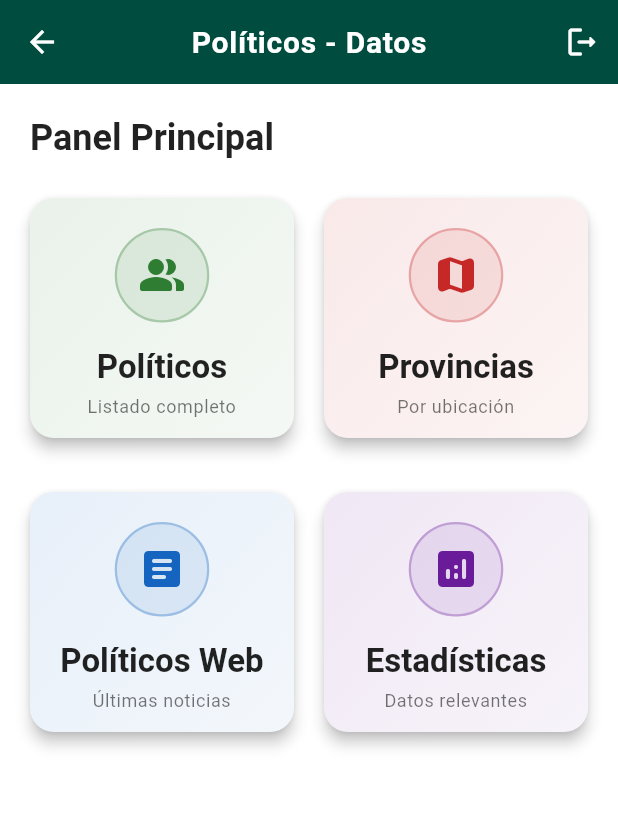
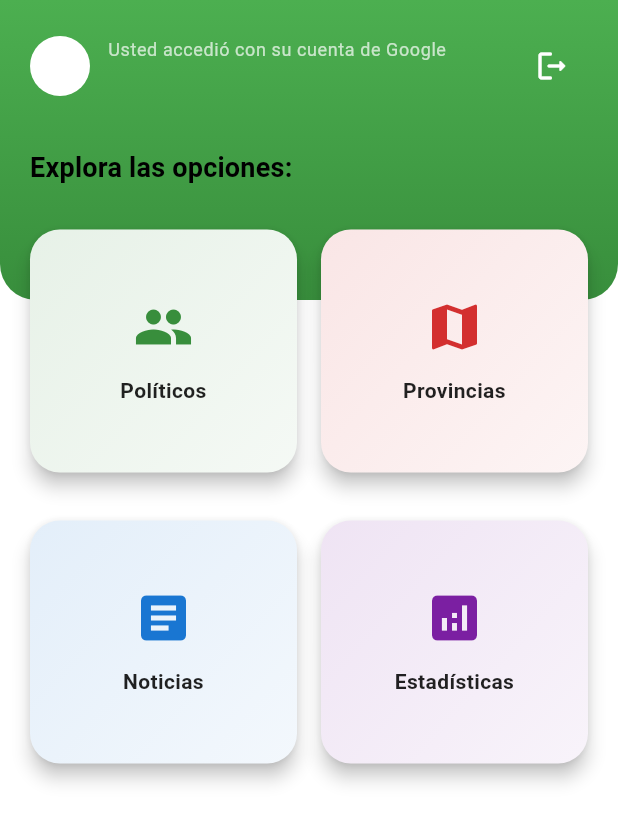
Before and after one commit to BrandonVol3/App_Politimetrica, a Flutter app: the HomeScreen screen opened by its route, on a phone screen of 412 x 824 dp. Shown: the top 822 px of the screen. Run offline on Flutter 3.47's test engine with Material 3 defaults, Android fonts, the phone set to English and light mode, and no system bars; our stand-ins replace firebase_auth, firebase_core, google_sign_in; accounts and stored records are empty.

```diff
--- a/lib/app/app_routes.dart
+++ b/lib/app/app_routes.dart
@@ -2,6 +2,7 @@ import '../screens/login_screen.dart';
 import '../screens/home_screen.dart';
 import '../screens/politician_list_screen.dart';
 import '../screens/provinces_list_screen.dart';
+import '../screens/register_screen.dart';  // Agrega esta importación
 
 class AppRoutes {
   static const String login = '/';
@@ -16,5 +17,6 @@ class AppRoutes {
     home: (context) => const HomeScreen(),
     politicianList: (context) => const PoliticianListScreen(),
     provincesList: (context) => const ProvincesListScreen(),
+    '/register': (context) => const RegisterScreen(), // Agrega la ruta para el registro
   };
 }
--- a/lib/screens/home_screen.dart
+++ b/lib/screens/home_screen.dart
@@ -1,4 +1,6 @@
+import 'package:firebase_auth/firebase_auth.dart';
 import 'package:flutter/material.dart';
+import 'package:google_sign_in/google_sign_in.dart';
 import '../app/app_routes.dart';
 
 class HomeScreen extends StatelessWidget {
@@ -7,78 +9,127 @@ class HomeScreen extends StatelessWidget {
   @override
   Widget build(BuildContext context) {
     final theme = Theme.of(context);
-    final isDarkMode = theme.brightness == Brightness.dark;
+    final isDark = theme.brightness == Brightness.dark;
+    final user = FirebaseAuth.instance.currentUser;
+    final userName = user?.displayName ?? "Usuario";
+    final userPhoto = user?.photoURL;
 
     return Scaffold(
-      appBar: AppBar(
-        title: const Text('Políticos - Datos',
-            style: TextStyle(
-              fontWeight: FontWeight.w600,
-              letterSpacing: 0.5,
-            )),
-        centerTitle: true,
-        actions: [
-          Tooltip(
-            message: 'Cerrar sesión',
-            child: IconButton(
-              icon: const Icon(Icons.logout_rounded),
-              onPressed: () => _confirmLogout(context),
+      body: Stack(
+        children: [
+          // Fondo degradado con curva
+          Container(
+            height: 200,
+            decoration: const BoxDecoration(
+              gradient: LinearGradient(
+                colors: [
+                  Color(0xFF4CAF50), // Verde claro
+                  Color(0xFF388E3C), // Verde más oscuro
+                ],
+                begin: Alignment.topCenter,
+                end: Alignment.bottomCenter,
+              ),
+              borderRadius: BorderRadius.vertical(
+                bottom: Radius.circular(24),
               ),
             ),
-        ],
-        elevation: 2,
           ),
-      body: Padding(
+
+
+          // Contenido principal
+          SafeArea(
+            child: Padding(
               padding: const EdgeInsets.all(20),
               child: Column(
                 crossAxisAlignment: CrossAxisAlignment.start,
                 children: [
-            Text(
-              'Panel Principal',
-              style: theme.textTheme.headlineSmall?.copyWith(
-                fontWeight: FontWeight.w600,
-                color: isDarkMode ? Colors.white70 : Colors.black87,
+                  // Perfil y mensaje
+                  Row(
+                    children: [
+                      AnimatedOpacity(
+                        opacity: 1.0,
+                        duration: const Duration(milliseconds: 600),
+                        child: CircleAvatar(
+                          radius: 20,
+                          backgroundImage:
+                          userPhoto != null ? NetworkImage(userPhoto) : null,
+                          backgroundColor: Colors.white,
                         ),
                       ),
-            const SizedBox(height: 16),
+                      const SizedBox(width: 12),
+                      Column(
+                        crossAxisAlignment: CrossAxisAlignment.start,
+                        children: [
+                          Text(
+                            'Usted accedió con su cuenta de Google',
+                            style: theme.textTheme.bodySmall?.copyWith(
+                              color: Colors.white70,
+                            ),
+                          ),
+                          Text(
+                            userName,
+                            style: theme.textTheme.bodyMedium?.copyWith(
+                              color: Colors.white,
+                              fontWeight: FontWeight.w600,
+                            ),
+                          ),
+                        ],
+                      ),
+                      const Spacer(),
+                      IconButton(
+                        onPressed: () => _confirmLogout(context),
+                        icon: const Icon(Icons.logout_rounded),
+                        tooltip: 'Cerrar sesión',
+                        color: Colors.white,
+                      ),
+                    ],
+                  ),
+
+                  const SizedBox(height: 30),
+
+                  Text(
+                    "Explora las opciones:",
+                    style: theme.textTheme.titleMedium?.copyWith(
+                      fontWeight: FontWeight.bold,
+                      fontSize: 18,
+                    ),
+                  ),
+
+                  const SizedBox(height: 20),
+
                   Expanded(
                     child: GridView.count(
                       crossAxisCount: 2,
-                mainAxisSpacing: 20,
-                crossAxisSpacing: 20,
-                childAspectRatio: 1.0,
+                      mainAxisSpacing: 16,
+                      crossAxisSpacing: 16,
                       children: [
-                  _buildFeatureCard(
+                        _featureCard(
                           context,
-                    icon: Icons.people_alt_rounded,
+                          icon: Icons.people,
                           title: 'Políticos',
-                    subtitle: 'Listado completo',
-                    color: const Color(0xFF2E7D32),
-                    onTap: () => Navigator.pushNamed(context, AppRoutes.politicianList),
+                          color: Colors.green.shade700,
+                          route: AppRoutes.politicianList,
                         ),
-                  _buildFeatureCard(
+                        _featureCard(
                           context,
-                    icon: Icons.map_rounded,
+                          icon: Icons.map,
                           title: 'Provincias',
-                    subtitle: 'Por ubicación',
-                    color: const Color(0xFFC62828),
-                    onTap: () => Navigator.pushNamed(context, AppRoutes.provincesList),
+                          color: Colors.red.shade700,
+                          route: AppRoutes.provincesList,
                         ),
-                  _buildFeatureCard(
+                        _featureCard(
                           context,
-                    icon: Icons.article_rounded,
-                    title: 'Políticos Web',
-                    subtitle: 'Últimas noticias',
-                    color: const Color(0xFF1565C0),
-                    onTap: () => Navigator.pushNamed(context, AppRoutes.wordpressNews),
+                          icon: Icons.article,
+                          title: 'Noticias',
+                          color: Colors.blue.shade700,
+                          route: AppRoutes.wordpressNews,
                         ),
-                  _buildFeatureCard(
+                        _featureCard(
                           context,
-                    icon: Icons.analytics_rounded,
+                          icon: Icons.analytics,
                           title: 'Estadísticas',
-                    subtitle: 'Datos relevantes',
-                    color: const Color(0xFF6A1B9A),
-                    onTap: () {},
+                          color: Colors.purple.shade700,
+                          route: null,
                         ),
                       ],
                     ),
@@ -86,81 +137,49 @@ class HomeScreen extends StatelessWidget {
                 ],
               ),
             ),
+          ),
+        ],
+      ),
     );
   }
 
-  Widget _buildFeatureCard(
+  Widget _featureCard(
       BuildContext context, {
         required IconData icon,
         required String title,
-        required String subtitle,
         required Color color,
-        required VoidCallback onTap,
+        String? route,
       }) {
-    final theme = Theme.of(context);
-    final isDarkMode = theme.brightness == Brightness.dark;
-
-    return Semantics(
-      button: true,
-      label: 'Acceso a $title',
-      child: Card(
-        elevation: 4,
-        shape: RoundedRectangleBorder(
-          borderRadius: BorderRadius.circular(16),
-        ),
-        clipBehavior: Clip.antiAlias,
+    return Card(
+      shape: RoundedRectangleBorder(borderRadius: BorderRadius.circular(20)),
+      elevation: 5,
       child: InkWell(
-          borderRadius: BorderRadius.circular(16),
-          onTap: onTap,
-          splashFactory: InkRipple.splashFactory,
+        borderRadius: BorderRadius.circular(20),
+        onTap: route != null ? () => Navigator.pushNamed(context, route) : null,
         child: Container(
+          padding: const EdgeInsets.all(16),
           decoration: BoxDecoration(
             gradient: LinearGradient(
+              colors: [
+                color.withOpacity(0.12),
+                color.withOpacity(0.05),
+              ],
               begin: Alignment.topLeft,
               end: Alignment.bottomRight,
-                colors: [
-                  isDarkMode ? color.withOpacity(0.7) : color.withOpacity(0.1),
-                  isDarkMode ? color.withOpacity(0.4) : color.withOpacity(0.05),
-                ],
             ),
+            borderRadius: BorderRadius.circular(20),
           ),
-            child: Padding(
-              padding: const EdgeInsets.all(20),
           child: Column(
             mainAxisAlignment: MainAxisAlignment.center,
             children: [
-                  Container(
-                    padding: const EdgeInsets.all(14),
-                    decoration: BoxDecoration(
-                      color: color.withOpacity(isDarkMode ? 0.2 : 0.1),
-                      shape: BoxShape.circle,
-                      border: Border.all(
-                        color: color.withOpacity(0.3),
-                        width: 1.5,
-                      ),
-                    ),
-                    child: Icon(icon, size: 32, color: color),
-                  ),
-                  const SizedBox(height: 16),
+              Icon(icon, size: 40, color: color),
+              const SizedBox(height: 12),
               Text(
                 title,
-                    style: theme.textTheme.titleLarge?.copyWith(
-                      fontWeight: FontWeight.w600,
-                      color: isDarkMode ? Colors.white : Colors.black87,
-                    ),
                 textAlign: TextAlign.center,
-                  ),
-                  const SizedBox(height: 4),
-                  Text(
-                    subtitle,
-                    style: theme.textTheme.bodySmall?.copyWith(
-                      color: isDarkMode ? Colors.white70 : Colors.black54,
-                    ),
-                    textAlign: TextAlign.center,
+                style: const TextStyle(fontWeight: FontWeight.w600),
               ),
             ],
-              ),
-            ),
           ),
         ),
       ),
@@ -172,30 +191,28 @@ class HomeScreen extends StatelessWidget {
       context: context,
       builder: (context) => AlertDialog(
         title: const Text('Cerrar sesión'),
-        content: const Text('¿Estás seguro de que deseas salir de la aplicación?'),
-        shape: RoundedRectangleBorder(
-          borderRadius: BorderRadius.circular(16),
-        ),
+        content: const Text('¿Estás seguro de que deseas cerrar sesión?'),
         actions: [
           TextButton(
+            child: const Text('Cancelar'),
             onPressed: () => Navigator.pop(context, false),
-            child: const Text('Cancelar'),
           ),
           ElevatedButton(
+            child: const Text('Salir'),
             style: ElevatedButton.styleFrom(
               backgroundColor: Colors.redAccent,
-              shape: RoundedRectangleBorder(
-                borderRadius: BorderRadius.circular(12),
-              ),
             ),
             onPressed: () => Navigator.pop(context, true),
-            child: const Text('Salir', style: TextStyle(color: Colors.white)),
           ),
         ],
       ),
     );
 
     if (confirmed == true) {
+      await FirebaseAuth.instance.signOut();
+      try {
+        await GoogleSignIn().signOut();
+      } catch (_) {}
       Navigator.pushNamedAndRemoveUntil(
         context,
         AppRoutes.login,
--- a/lib/widgets/politician_card.dart
+++ b/lib/widgets/politician_card.dart
@@ -65,7 +65,7 @@ class _PoliticianCardState extends State<PoliticianCard> with SingleTickerProvid
                     children: [
                       _buildImage(),
                       const SizedBox(width: 16),
-                      Expanded(child: _buildInfo(theme)),
+                      Flexible(child: _buildInfo(theme)),
                       const SizedBox(width: 12),
                       _buildApprovalWithSemantics(),
                     ],
--- a/pubspec.yaml
+++ b/pubspec.yaml
@@ -9,6 +9,8 @@ environment:
 dependencies:
   firebase_core: ^3.13.0
   firebase_auth: ^5.5.2
+  google_sign_in: ^6.1.6
+
   flutter:
     sdk: flutter
   http: ^0.13.6
```
Also changed, not shown: lib/screens/login_screen.dart (+114 -146 lines), lib/services/auth_service.dart (+22 -3 lines), pubspec.lock, 3 other files. Lines whose indentation alone changed are shown as unchanged.
